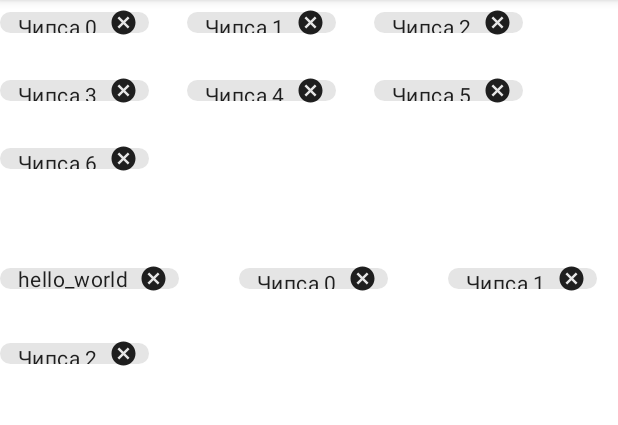
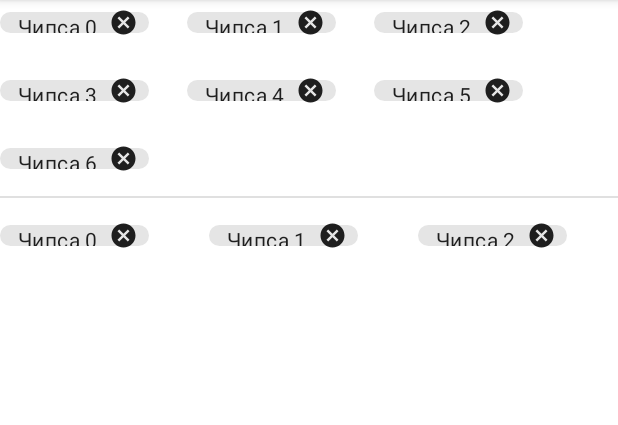
Before and after one commit to danilych-100/AndroidViewsTask, an Android app: the screen it shows after launch (MainActivity), on a phone screen of 412 x 824 dp, the part 84-509 px from its top. Run offline under Robolectric (Android 15) with nearby library versions, the phone set to English and light mode, and no system bars.

Commit message:
add divider

```diff
--- a/app/src/main/java/com/example/viewstask/MainActivity.java
+++ b/app/src/main/java/com/example/viewstask/MainActivity.java
@@ -4,6 +4,7 @@ import androidx.appcompat.app.AppCompatActivity;
 import androidx.constraintlayout.widget.ConstraintLayout;
 
 import android.os.Bundle;
+import android.view.View;
 import android.view.ViewGroup;
 
 import com.google.android.material.chip.Chip;
@@ -29,6 +30,15 @@ public class MainActivity extends AppCompatActivity {
             chip.setCheckable(false);
             chip.setText(getString(R.string.chipName, i));
             chip.setCloseIconVisible(true);
+
+            chip.setOnCloseIconClickListener(new View.OnClickListener() {
+                @Override
+                public void onClick(View view) {
+                    // Handle the click on the close icon.
+                    ((ViewGroup)view.getParent()).removeView(view);
+                }
+            });
+
             customViewGroup.addView(chip);
         }
     }
--- a/app/src/main/res/layout/activity_main.xml
+++ b/app/src/main/res/layout/activity_main.xml
@@ -16,28 +16,22 @@
             android:id="@+id/firstCustomGroup"
             android:layout_width="match_parent"
             android:layout_height="wrap_content"
+            android:layout_marginBottom="10dp"
             app:cvg_rowDistance="15dp"
             app:cvg_childDistance="25dp"
-            app:cvg_childHeight="30dp">
-        </com.example.viewstask.CustomViewGroup>
+            app:cvg_childHeight="30dp"/>
+
+        <View style="@style/Divider"/>
 
         <com.example.viewstask.CustomViewGroup
             android:id="@+id/secondCustomGroup"
             android:layout_width="match_parent"
             android:layout_height="wrap_content"
-            android:layout_marginTop="50dp"
+            android:layout_marginTop="10dp"
             app:cvg_rowDistance="20dp"
             app:cvg_childDistance="40dp"
-            app:cvg_childHeight="30dp">
+            app:cvg_childHeight="30dp"/>
 
-            <com.google.android.material.chip.Chip
-                android:id="@+id/chip22"
-                style="@style/Widget.MaterialComponents.Chip.Entry"
-                android:layout_width="wrap_content"
-                android:layout_height="wrap_content"
-                android:checkable="false"
-                android:text="hello_world"/>
-        </com.example.viewstask.CustomViewGroup>
     </LinearLayout>
 
 </androidx.constraintlayout.widget.ConstraintLayout>
--- a/app/src/main/res/values/styles.xml
+++ b/app/src/main/res/values/styles.xml
@@ -8,4 +8,10 @@
         <item name="colorAccent">@color/colorAccent</item>
     </style>
 
+    <style name="Divider">
+        <item name="android:layout_width">match_parent</item>
+        <item name="android:layout_height">1dp</item>
+        <item name="android:background">?android:attr/listDivider</item>
+    </style>
+
 </resources>
```
